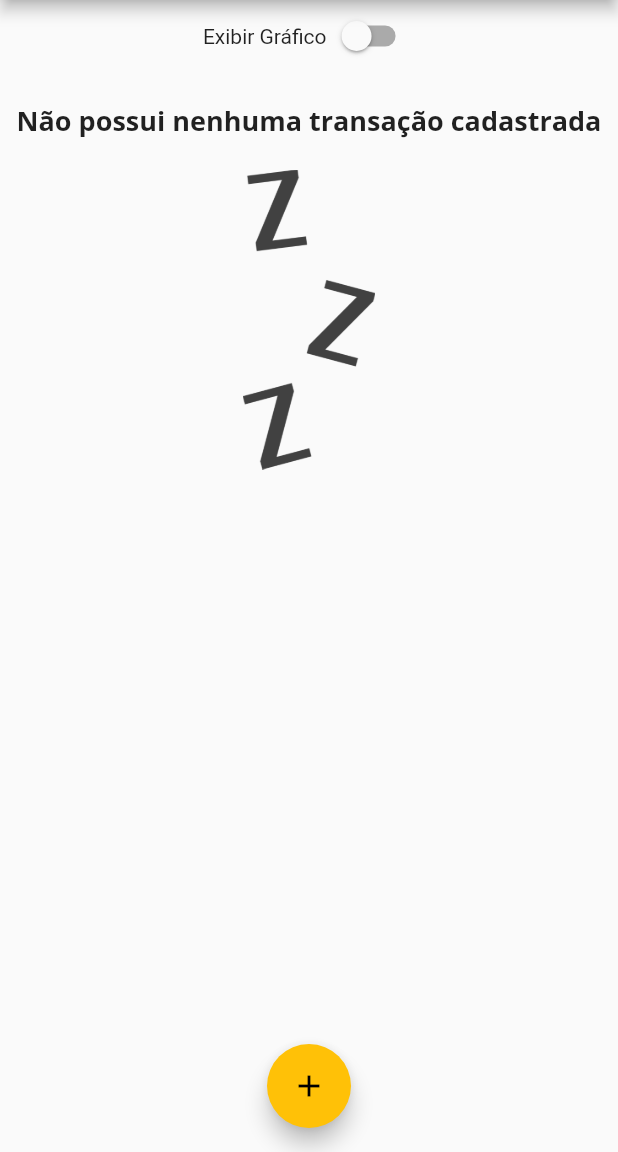
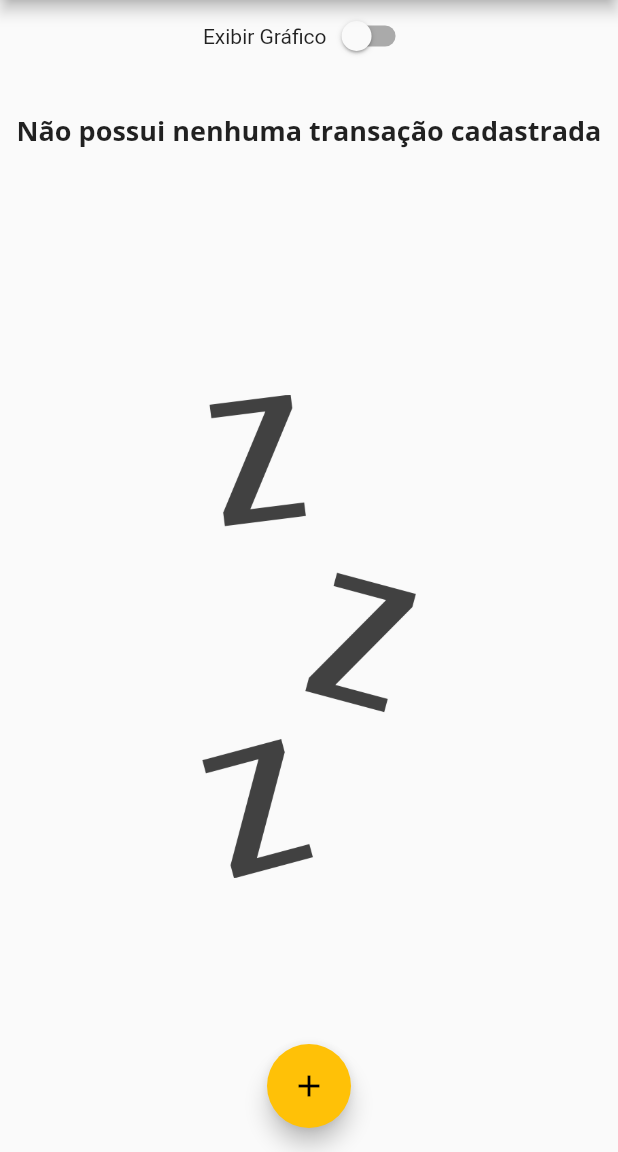
Before and after one commit to sergiohideki/appexpenses, a Flutter app: the screen it shows after launch, on a phone screen of 412 x 824 dp, the part 84-1236 px from its top. Run offline on Flutter 3.47's test engine with Material 2 defaults, Android fonts, the phone set to English and light mode, and no system bars.

Commit message:
Modo paisagem #2

```diff
--- a/expenses/lib/components/transaction_list.dart
+++ b/expenses/lib/components/transaction_list.dart
@@ -11,28 +11,35 @@ class TransactionList extends StatelessWidget {
   @override
   Widget build(BuildContext context) {
     return transactions.isEmpty
-        ? Column(
+        ? LayoutBuilder(
+            builder: (context, constraints) {
+              return Column(
                 children: <Widget>[
                   SizedBox(
                     // espaçamento entre os componentes
-                height: 20,
+                    height: constraints.maxHeight * 0.05,
                   ),
-              Text(
+                  Container(
+                    height: constraints.maxHeight * 0.3,
+                    child: Text(
                       'Não possui nenhuma transação cadastrada',
                       style: Theme.of(context).textTheme.headline6,
                     ),
+                  ),
                   SizedBox(
                     // espaçamento entre os componentes
-                height: 20,
+                    height: constraints.maxHeight * 0.05,
                   ),
                   Container(
-                height: 200,
+                    height: constraints.maxHeight * 0.6,
                     child: Image.asset(
                       'assets/images/waiting.png',
                       fit: BoxFit.cover,
                     ),
                   ),
                 ],
+              );
+            },
           )
         : ListView.builder(
             itemCount: transactions.length, // quantidade de itens
```
Lines whose indentation alone changed are shown as unchanged.
